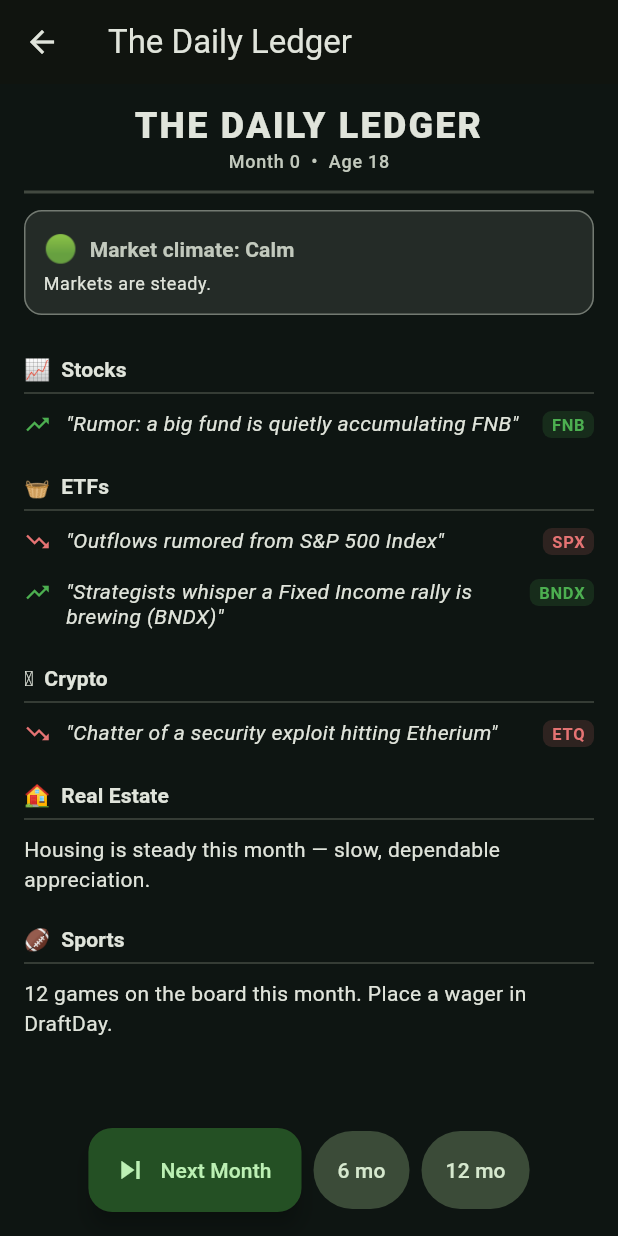
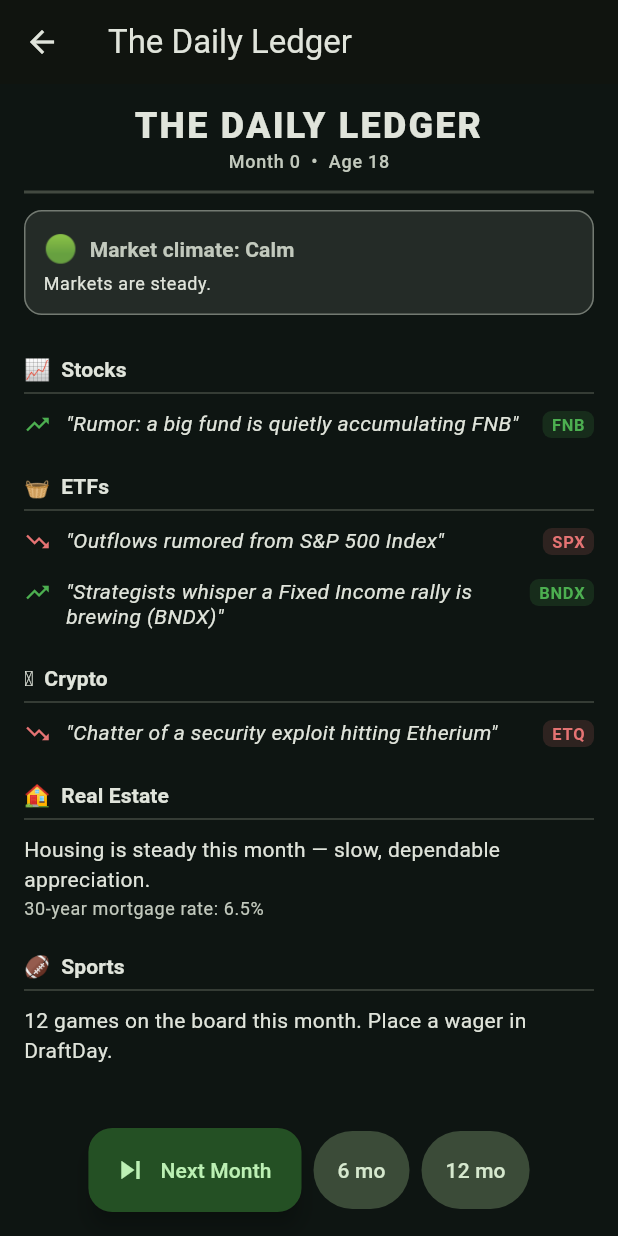
Before and after one commit to Armandoxh/Territorygame, a Flutter app: the screen it shows after launch, after a tap on "Ledger", on a phone screen of 412 x 824 dp. Run offline on Flutter 3.47's test engine with Material 3 defaults, Android fonts, the phone set to English and light mode, and no system bars.

Commit message:
Real estate as a living wealth path: BRRRR, renovations, housing cycles + floating rates (build 52, v0.31.0)
Turns Nestly from a buy-and-hold side toy into a core wealth engine that
talks to the rest of the game.

Engine:
- Floating mortgage rate: a benchmark that drifts (mean-reverting,
  bounded 3-10.5%); each mortgage type is now a spread off it, so new
  buys and refis price at today's rate. effectiveMortgageRate().
- Housing market cycle (housingTrend): a slow, mean-reverting drift
  shared by all homes, nudged by rates (cheap money heats housing).
  Posts Ledger headlines when the weather turns.
- Cash-out refinance: pull up to 75% of value as cash at today's rate
  (minus 2% costs) without selling -- the BRRRR engine.
- Renovations: spend to force appreciation (~1.6x fresh, fading to
  ~0.7x as cumulative spend nears 40% of base price, +/-15% execution
  risk) so it rewards value-add without being an infinite-money glitch.

Integration / UI:
- Nestly: housing-market header (cycle + rate), Renovate & Refinance
  actions, buy sheet prices off the live rate.
- The Daily Ledger's real-estate line now reflects the actual housing
  cycle and mortgage rate, not the stock regime.

Tests cover refinance, renovation, the diminishing-returns guard, and
rate bounds over 50 years.

https://claude.ai/code/session_01JqBticQH2m2VG91X5ciAMv

```diff
--- a/wealthquest/lib/data/properties.dart
+++ b/wealthquest/lib/data/properties.dart
@@ -63,6 +63,14 @@ class Properties {
     ),
   ];
 
+  /// The long-run benchmark 30-year mortgage rate. The live rate floats around
+  /// this over a game; each [MortgageType.annualRate] is read as a spread
+  /// relative to this baseline, so the relative cost of a 15-yr or ARM holds
+  /// even as rates move.
+  static const double baseRate = 0.065;
+  static const double minRate = 0.03; // cheap-money floor
+  static const double maxRate = 0.105; // rate-shock ceiling
+
   /// Financing options. Lower rate / shorter term = less interest but a bigger
   /// monthly bite.
   static const List<MortgageType> mortgages = [
--- a/wealthquest/lib/ui/news_tab.dart
+++ b/wealthquest/lib/ui/news_tab.dart
@@ -108,18 +108,37 @@ class NewsTab extends StatelessWidget {
   }
 
   Widget _realEstateLine(ThemeData theme) {
-    final reg = game.regime;
     final String text;
-    if (reg == MarketRegime.boom || reg == MarketRegime.recovery) {
-      text = 'Buyers are out in force — homes move fast and prices are firming.';
-    } else if (reg == MarketRegime.downturn || reg == MarketRegime.crash) {
-      text = 'The market is cooling; sellers are trimming prices to close deals.';
-    } else {
-      text = 'Housing is steady this month — slow, dependable appreciation.';
+    switch (game.housingMarketLabel) {
+      case 'Hot':
+        text = 'Bidding wars everywhere — homes fly off the market and prices '
+            'are surging.';
+        break;
+      case 'Warm':
+        text = 'Buyers are out in force and prices are firming up nicely.';
+        break;
+      case 'Cooling':
+        text = 'The market is softening; sellers are starting to trim prices.';
+        break;
+      case 'Crashing':
+        text = 'A real downturn — prices are sliding and deals are scarce. '
+            'Bargains for the brave.';
+        break;
+      default:
+        text = 'Housing is steady this month — slow, dependable appreciation.';
     }
     return Padding(
       padding: const EdgeInsets.symmetric(vertical: 6),
-      child: Text(text, style: theme.textTheme.bodyMedium),
+      child: Column(
+        crossAxisAlignment: CrossAxisAlignment.start,
+        children: [
+          Text(text, style: theme.textTheme.bodyMedium),
+          const SizedBox(height: 2),
+          Text('30-year mortgage rate: ${pct(game.mortgageRate)}',
+              style: theme.textTheme.bodySmall
+                  ?.copyWith(color: theme.colorScheme.onSurfaceVariant)),
+        ],
+      ),
     );
   }
 
--- a/wealthquest/lib/version.dart
+++ b/wealthquest/lib/version.dart
@@ -4,7 +4,7 @@
 /// notable features) — see wealthquest/CLAUDE.md. The badge pinned at the top
 /// of the home header shows this, so you can instantly confirm the live page is
 /// the latest build (and not a stale cache).
-const String kAppVersion = '0.30.0';
-const int kBuildNumber = 51;
+const String kAppVersion = '0.31.0';
+const int kBuildNumber = 52;
 
 String get appVersionLabel => 'v$kAppVersion · build $kBuildNumber';
--- a/wealthquest/pubspec.yaml
+++ b/wealthquest/pubspec.yaml
@@ -1,7 +1,7 @@
 name: wealthquest
 description: "A mobile life-sim / stock-market game. Start at 18 with a day job; each Next Month advances a month — watch your investments perform."
 publish_to: "none"
-version: 0.30.0+51
+version: 0.31.0+52
 
 environment:
   sdk: ">=3.4.0 <4.0.0"
```
Also changed, not shown: wealthquest/lib/models/property.dart (+8 -3 lines), wealthquest/lib/state/game_controller.dart (+132 -7 lines), wealthquest/lib/ui/property_tab.dart (+110 -7 lines), 2 other files.
